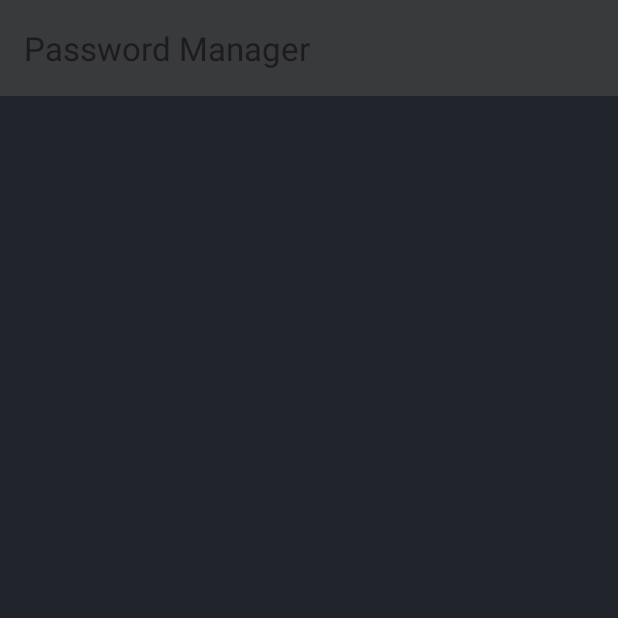
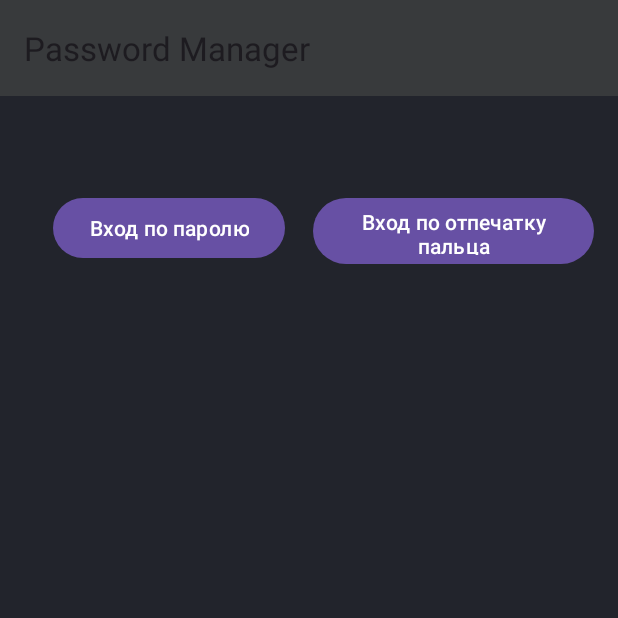
Before and after one commit to TheGraduate/Password-Manager, an Android app: the screen it shows after launch (MainActivity), on a phone screen of 412 x 824 dp, the top half of it. Run offline under Robolectric (Android 15) with nearby library versions, the phone set to English and light mode, and no system bars; our stand-ins replace navigation-ui.

Commit message:
7 com status: work add authentication, fix some bugs

```diff
--- a/app/src/main/java/com/example/passwordmanager/activityAndFragments/FingerprintFragment.kt
+++ /dev/null
@@ -1,97 +0,0 @@
-package com.example.passwordmanager.activityAndFragments
-
-import android.Manifest
-import android.content.pm.PackageManager
-import android.os.Bundle
-import android.view.LayoutInflater
-import android.view.View
-import android.view.ViewGroup
-import android.widget.Button
-import androidx.biometric.BiometricPrompt
-import androidx.core.app.ActivityCompat
-import androidx.core.content.ContextCompat
-import androidx.fragment.app.Fragment
-import androidx.navigation.fragment.findNavController
-import com.example.passwordmanager.R
-
-class FingerprintFragment : Fragment() {
-
-    private lateinit var biometricPrompt: BiometricPrompt
-    private lateinit var promptInfo: BiometricPrompt.PromptInfo
-
-    override fun onCreateView(inflater: LayoutInflater, container: ViewGroup?, savedInstanceState: Bundle?): View? {
-        return inflater.inflate(R.layout.fingerprint_fragment, container, false)
-    }
-
-    override fun onViewCreated(view: View, savedInstanceState: Bundle?) {
-        super.onViewCreated(view, savedInstanceState)
-
-        // Проверяем разрешение на использование биометрии
-        //if (checkBiometricPermission()) {
-            // Если есть разрешение, создаем BiometricPrompt
-            createBiometricPrompt()
-            showBiometricPrompt()
-        //} else {
-            // Если нет разрешения, запрашиваем его
-            //requestBiometricPermission()
-       // }
-
-        // Настройка кнопки для запуска аутентификации по отпечатку пальца
-
-
-    }
-
-    private fun checkBiometricPermission(): Boolean {
-        return ContextCompat.checkSelfPermission(
-            requireContext(),
-            Manifest.permission.USE_BIOMETRIC
-        ) == PackageManager.PERMISSION_GRANTED
-    }
-
-    private fun requestBiometricPermission() {
-        ActivityCompat.requestPermissions(
-            requireActivity(),
-            arrayOf(Manifest.permission.USE_BIOMETRIC),
-            REQUEST_BIOMETRIC_PERMISSION
-        )
-    }
-
-    private fun createBiometricPrompt() {
-        val executor = ContextCompat.getMainExecutor(requireContext())
-        biometricPrompt = BiometricPrompt(
-            requireActivity(),
-            executor,
-            object : BiometricPrompt.AuthenticationCallback() {
-                override fun onAuthenticationError(errorCode: Int, errString: CharSequence) {
-                    super.onAuthenticationError(errorCode, errString)
-                    // Обработка ошибки аутентификации
-                }
-
-                override fun onAuthenticationSucceeded(result: BiometricPrompt.AuthenticationResult) {
-                    super.onAuthenticationSucceeded(result)
-                    val action = FingerprintFragmentDirections.actionFingerprintFragmentToWebsiteListFragment ()
-                    findNavController().navigate(action)
-                    // Аутентификация успешна, выполняем нужные действия
-                }
-
-                override fun onAuthenticationFailed() {
-                    super.onAuthenticationFailed()
-                    // Аутентификация не удалась
-                }
-            })
-
-        promptInfo = BiometricPrompt.PromptInfo.Builder()
-            .setTitle("Вход в приложение")
-            .setSubtitle("Используйте отпечаток пальца для входа")
-            .setNegativeButtonText("Отмена")
-            .build()
-    }
-
-    private fun showBiometricPrompt() {
-        biometricPrompt.authenticate(promptInfo)
-    }
-
-    companion object {
-        private const val REQUEST_BIOMETRIC_PERMISSION = 100
-    }
-}
--- a/app/src/main/java/com/example/passwordmanager/repository/WebsiteRepositorySharedPrefsImpl.kt
+++ b/app/src/main/java/com/example/passwordmanager/repository/WebsiteRepositorySharedPrefsImpl.kt
@@ -18,7 +18,7 @@ class WebsiteRepositorySharedPrefsImpl(
     private val prefs = context.getSharedPreferences("rep", Context.MODE_PRIVATE)
     private val type = TypeToken.getParameterized(List::class.java, Website::class.java).type
     private val key = "websites"
-    private var nextId = 0L
+    private var nextId = 1L
     private var websites = emptyList<Website>()
     private val data = MutableLiveData(websites)
 
--- /dev/null
+++ b/app/src/main/res/layout/authentication_fragment.xml
@@ -0,0 +1,38 @@
+<?xml version="1.0" encoding="utf-8"?>
+<androidx.constraintlayout.widget.ConstraintLayout xmlns:android="http://schemas.android.com/apk/res/android"
+    xmlns:app="http://schemas.android.com/apk/res-auto"
+    xmlns:tools="http://schemas.android.com/tools"
+    android:layout_width="match_parent"
+    android:layout_height="match_parent"
+    android:orientation="vertical"
+    android:background="@color/background"
+    android:gravity="center">
+
+   <Button
+       android:id="@+id/enterByFingerprintButton"
+       android:layout_width="187dp"
+       android:layout_height="52dp"
+       android:layout_marginTop="64dp"
+       android:layout_marginEnd="16dp"
+       android:text="Вход по отпечатку пальца"
+       app:layout_constraintEnd_toEndOf="parent"
+       app:layout_constraintTop_toTopOf="parent" />
+
+   <Button
+       android:id="@+id/enterByPasswordButton"
+       android:layout_width="wrap_content"
+       android:layout_height="wrap_content"
+       android:layout_marginStart="16dp"
+       android:layout_marginTop="64dp"
+       android:text="Вход по паролю"
+       app:layout_constraintEnd_toStartOf="@+id/enterByFingerprintButton"
+       app:layout_constraintStart_toStartOf="parent"
+       app:layout_constraintTop_toTopOf="parent" />
+
+   <!-- <EditText
+        android:id="@+id/enterByPasswordButton"
+        android:layout_width="wrap_content"
+        android:layout_height="wrap_content"
+        android:text="Вход по паролю" />-->
+
+</androidx.constraintlayout.widget.ConstraintLayout>
--- a/app/src/main/res/layout/fingerprint_fragment.xml
+++ /dev/null
@@ -1,15 +0,0 @@
-<?xml version="1.0" encoding="utf-8"?>
-<LinearLayout xmlns:android="http://schemas.android.com/apk/res/android"
-    android:layout_width="match_parent"
-    android:layout_height="match_parent"
-    android:orientation="vertical"
-    android:background="@color/background"
-    android:gravity="center">
-
-   <!-- <Button
-        android:id="@+id/fingerprintButton"
-        android:layout_width="wrap_content"
-        android:layout_height="wrap_content"
-        android:text="Вход по отпечатку пальца" />-->
-
-</LinearLayout>
--- a/app/src/main/res/navigation/nav_graph.xml
+++ b/app/src/main/res/navigation/nav_graph.xml
@@ -3,7 +3,7 @@
     xmlns:app="http://schemas.android.com/apk/res-auto"
     xmlns:tools="http://schemas.android.com/tools"
     android:id="@+id/nav_graph"
-    app:startDestination="@id/fingerprintFragment">
+    app:startDestination="@id/authenticationFragment">
     <activity
         android:id="@+id/mainActivity"
         android:name="com.example.passwordmanager.activityAndFragments.MainActivity"
@@ -64,12 +64,12 @@
             app:argType="com.example.passwordmanager.dto.Website" />
     </fragment>
     <fragment
-        android:id="@+id/fingerprintFragment"
-        android:name="com.example.passwordmanager.activityAndFragments.FingerprintFragment"
-        android:label="FingerprintFragment"
-        tools:layout="@layout/fingerprint_fragment">
+        android:id="@+id/authenticationFragment"
+        android:name="com.example.passwordmanager.activityAndFragments.AuthenticationFragment"
+        android:label="AuthenticationFragment"
+        tools:layout="@layout/authentication_fragment">
         <action
-            android:id="@+id/action_fingerprintFragment_to_websiteListFragment"
+            android:id="@+id/action_authenticationFragment_to_websiteListFragment"
             app:destination="@id/websiteListFragment" />
     </fragment>
 </navigation>
```
Also changed, not shown: app/src/main/java/com/example/passwordmanager/activityAndFragments/AuthenticationFragment.kt (added, +164 -0 lines), app/src/main/res/layout/enter_by_pass_dialog_layout.xml (added, +31 -0 lines).
